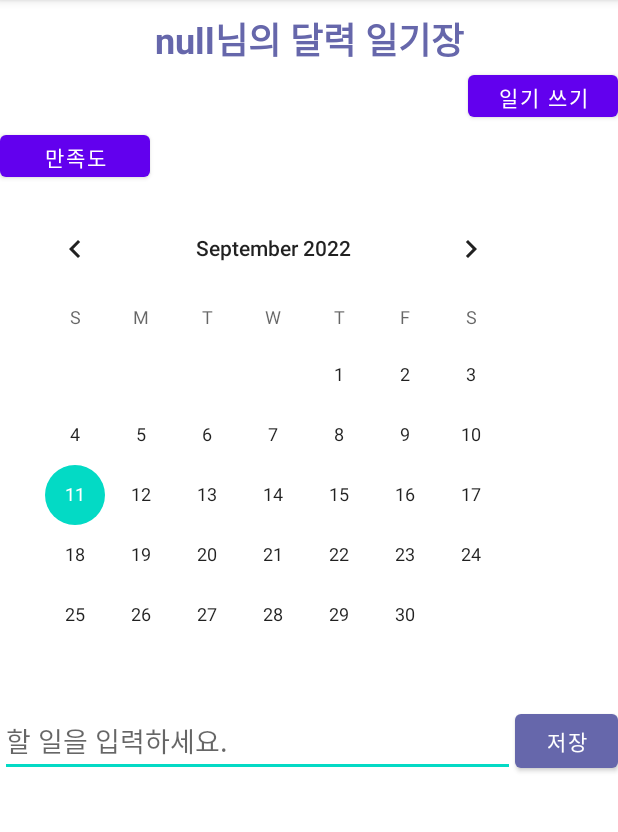
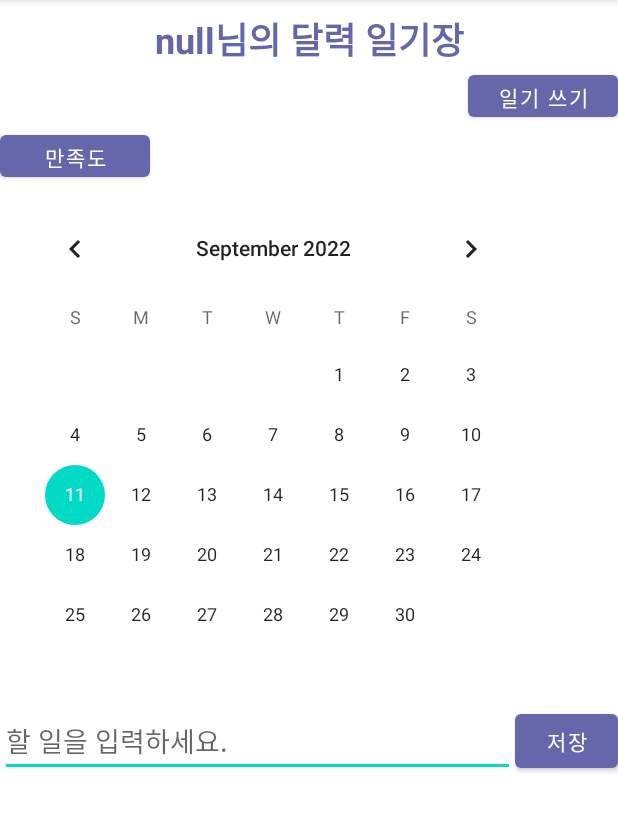
Before and after one commit to KBG1/MindIt1, an Android app: the screen it shows after launch (MainActivity), on a phone screen of 412 x 824 dp, the part 84-916 px from its top. Run offline under Robolectric (Android 15) with nearby library versions, the phone set to English and light mode, and no system bars; 6 statements that could not run were skipped.

Commit message:
(9월 11일 14:13분) activity_main.xml 성취도 일기 버튼 색상코드 #6667AB 넣음

```diff
--- a/app/src/main/res/layout/activity_main.xml
+++ b/app/src/main/res/layout/activity_main.xml
@@ -30,6 +30,7 @@
         android:layout_height="40dp"
         android:layout_gravity="right"
         android:text="일기 쓰기"
+        app:backgroundTint="#6667AB"
         app:layout_constraintTop_toBottomOf="@+id/save_Btn"
         app:layout_constraintEnd_toEndOf="parent"/>
 
@@ -39,6 +40,7 @@
         android:layout_height="40dp"
         android:layout_gravity="left"
         android:text="만족도"
+        app:backgroundTint="#6667AB"
         app:layout_constraintEnd_toStartOf="@+id/btnDiary"
         app:layout_constraintTop_toBottomOf="@+id/save_Btn" />
 
```
